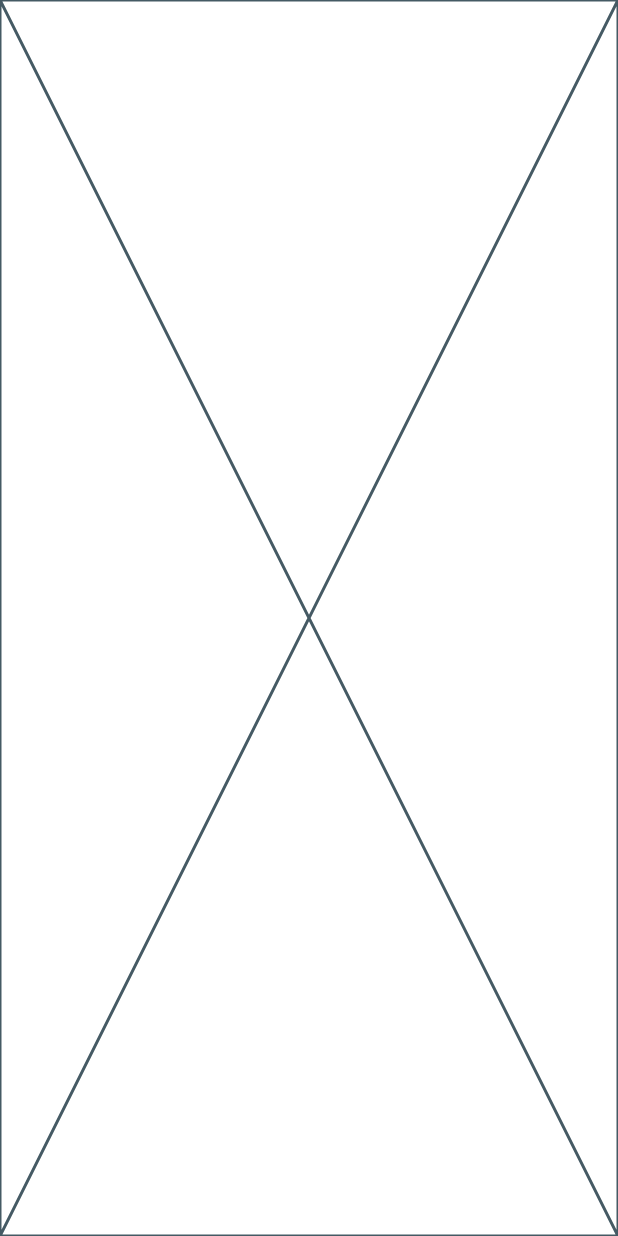
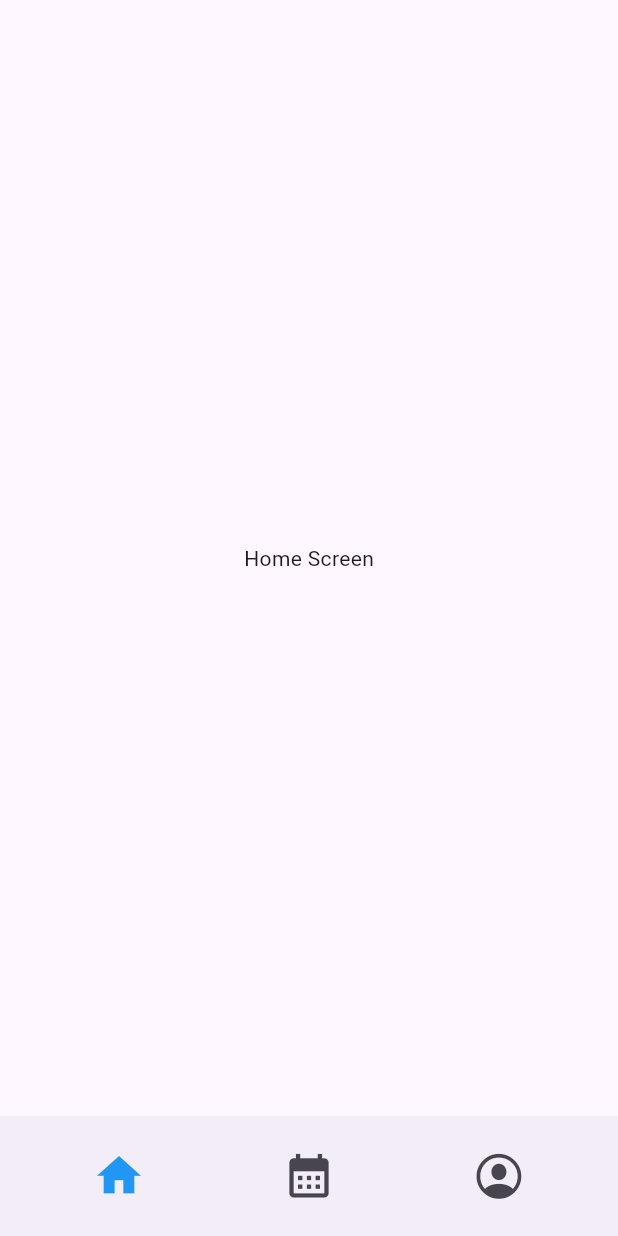
Before and after one commit to VishnukantMULE/todoapp, a Flutter app: the screen it shows after launch, on a phone screen of 412 x 824 dp. Run offline on Flutter 3.47's test engine with Material 3 defaults, Android fonts, the phone set to English and light mode, and no system bars.

Commit message:
Create Bottom Navigation Bar

```diff
--- a/lib/main.dart
+++ b/lib/main.dart
@@ -1,4 +1,5 @@
 import 'package:flutter/material.dart';
+import 'package:todoapp/screens/splash/splashscreen.dart';
 
 void main() {
   runApp(const MyApp());
@@ -9,6 +10,11 @@ class MyApp extends StatelessWidget {
 
   @override
   Widget build(BuildContext context) {
-    return const Placeholder();
+    return const MaterialApp(
+      debugShowCheckedModeBanner: false,
+      home: Splashscreen(),
+    );
   }
 }
+
+//https://www.figma.com/design/uWOjFsCHliaxUcdkWST0bP/Task-Wan---Task-Management-(Community)?node-id=105-2&t=Vg9KSp2z5Rn9Y0en-0
--- /dev/null
+++ b/lib/screens/home/homeview.dart
@@ -0,0 +1,26 @@
+import 'package:flutter/cupertino.dart';
+import 'package:flutter/material.dart';
+
+class Homeview extends StatelessWidget {
+  const Homeview({super.key});
+
+  @override
+  Widget build(BuildContext context) {
+    return Scaffold(
+      body: const Center(
+        child: Text("Home Screen"),
+      ),
+      bottomNavigationBar: BottomAppBar(
+        child: Row(
+          mainAxisAlignment: MainAxisAlignment.spaceAround,
+          children: [
+            IconButton(onPressed: (){}, icon: Icon(Icons.home_sharp,size: 35,color: Colors.blue,)),
+            IconButton(onPressed: (){}, icon: Icon(Icons.calendar_month,size: 35,)),
+            IconButton(onPressed: (){}, icon: Icon(CupertinoIcons.profile_circled,size: 35,)),
+
+          ],
+        ),
+      ),
+    );
+  }
+}
--- a/pubspec.yaml
+++ b/pubspec.yaml
@@ -71,6 +71,7 @@ flutter:
   # To add assets to your application, add an assets section, like this:
   assets:
     - assets/images/
+    - assets/gifs/
   #   - images/a_dot_ham.jpeg
 
   # An image asset can refer to one or more resolution-specific "variants", see
```
Also changed, not shown: lib/screens/splash/splashscreen.dart (added, +21 -0 lines), lib/theme/appcolors.dart (added, +10 -0 lines), assets/gifs/splash.gif (added), lib/widgets/bottom_navigation.dart (added).
